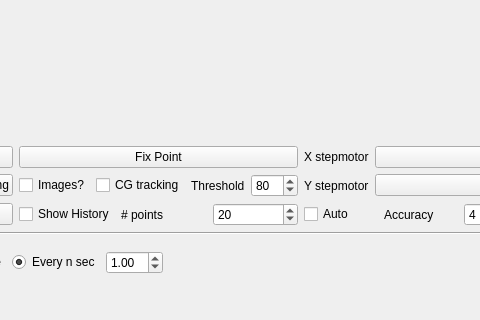
The window that gui/views/ui/widget_camera.ui (Saldenisov/pyconlyse) describes before a commit, drawn with Qt 5; both pictures show x 82 to 562 and y 515 to 835 of the 788 by 835 pixel window.
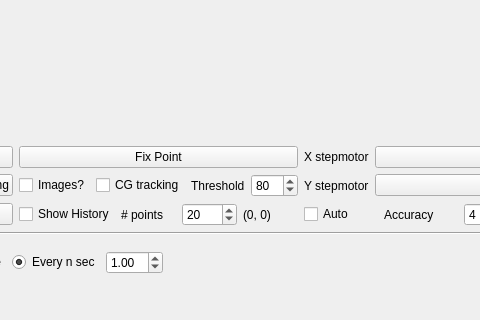
The same window after the commit.

Diff of the .ui file:
```diff
--- a/gui/views/ui/widget_camera.ui
+++ b/gui/views/ui/widget_camera.ui
@@ -465,6 +465,13 @@
             </property>
            </widget>
           </item>
+          <item>
+           <widget class="QLabel" name="label_average_coordinate">
+            <property name="text">
+             <string>(0, 0)</string>
+            </property>
+           </widget>
+          </item>
          </layout>
         </item>
         <item row="0" column="2">
```
